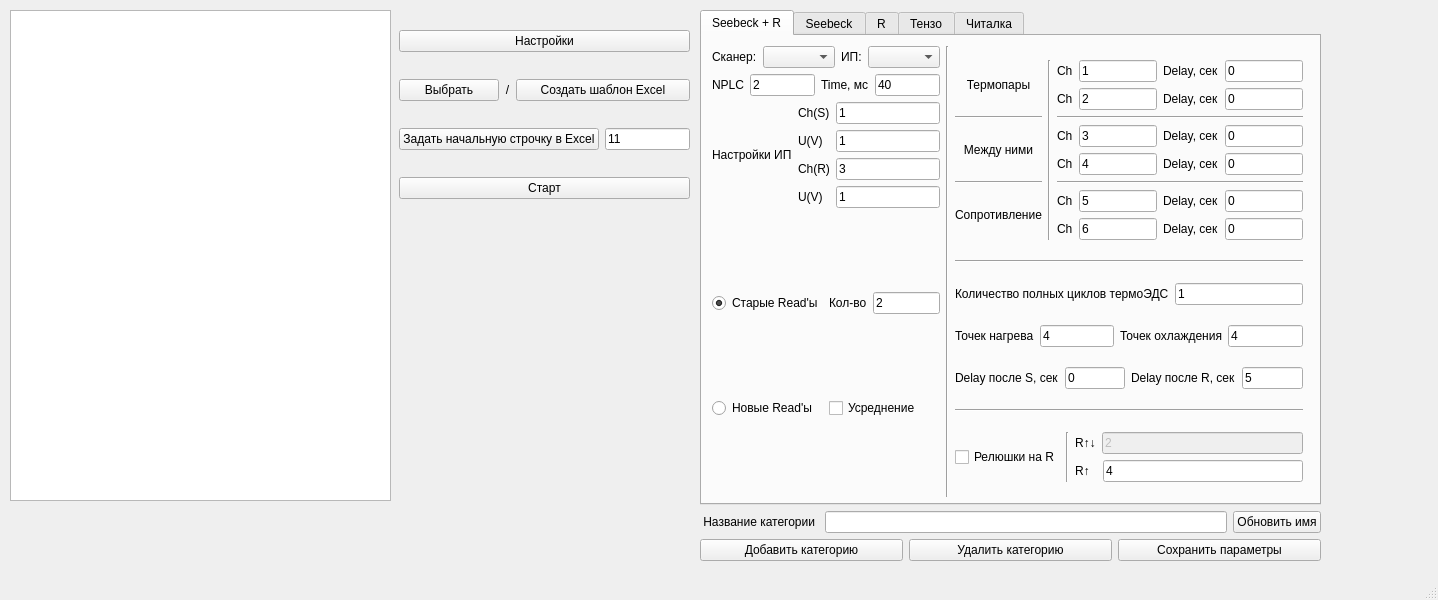
The window that assets/mainIIC2.ui (JuustR/IIC) describes before a commit, drawn with Qt 5.
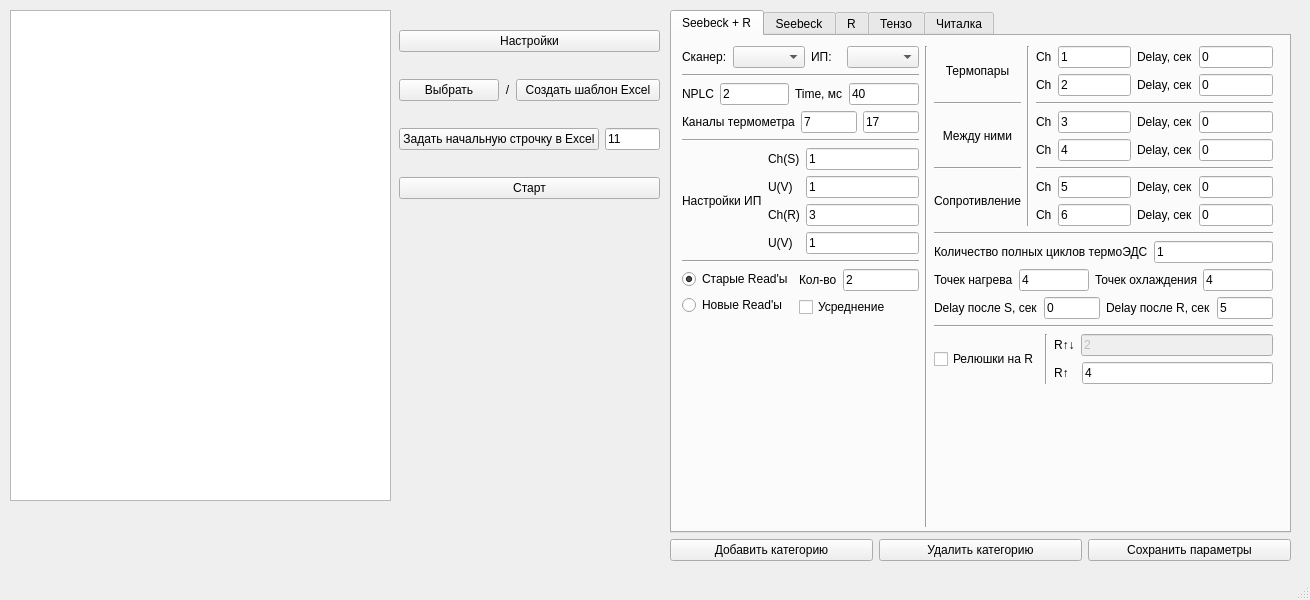
The same window after the commit.

Diff of the .ui file:
```diff
--- a/assets/mainIIC2.ui
+++ b/assets/mainIIC2.ui
@@ -6,10 +6,16 @@
    <rect>
     <x>0</x>
     <y>0</y>
-    <width>1438</width>
+    <width>1310</width>
     <height>600</height>
    </rect>
   </property>
+  <property name="maximumSize">
+   <size>
+    <width>1438</width>
+    <height>600</height>
+   </size>
+  </property>
   <property name="windowTitle">
    <string>MainWindow</string>
   </property>
@@ -22,7 +28,7 @@
      <rect>
       <x>399</x>
       <y>9</y>
-      <width>291</width>
+      <width>261</width>
       <height>211</height>
      </rect>
     </property>
@@ -126,7 +132,7 @@
    <widget class="QWidget" name="verticalLayoutWidget_2">
     <property name="geometry">
      <rect>
-      <x>700</x>
+      <x>670</x>
       <y>10</y>
       <width>621</width>
       <height>551</height>
@@ -160,7 +166,7 @@
            <x>10</x>
            <y>10</y>
            <width>591</width>
-           <height>451</height>
+           <height>481</height>
           </rect>
          </property>
          <layout class="QHBoxLayout" name="horizontalLayout_3">
@@ -196,6 +202,13 @@
               </item>
              </layout>
             </item>
+            <item>
+             <widget class="Line" name="line_10">
+              <property name="orientation">
+               <enum>Qt::Horizontal</enum>
+              </property>
+             </widget>
+            </item>
             <item>
              <layout class="QHBoxLayout" name="horizontalLayout_10">
               <item>
@@ -232,7 +245,39 @@
              </layout>
             </item>
             <item>
-             <layout class="QHBoxLayout" name="horizontalLayout_20">
+             <layout class="QHBoxLayout" name="horizontalLayout" stretch="0,0,0">
+              <item>
+               <widget class="QLabel" name="label_2">
+                <property name="text">
+                 <string>Каналы термометра</string>
+                </property>
+               </widget>
+              </item>
+              <item>
+               <widget class="QLineEdit" name="ChTerm">
+                <property name="text">
+                 <string>7</string>
+                </property>
+               </widget>
+              </item>
+              <item>
+               <widget class="QLineEdit" name="ChTerm2">
+                <property name="text">
+                 <string>17</string>
+                </property>
+               </widget>
+              </item>
+             </layout>
+            </item>
+            <item>
+             <widget class="Line" name="line_12">
+              <property name="orientation">
+               <enum>Qt::Horizontal</enum>
+              </property>
+             </widget>
+            </item>
+            <item>
+             <layout class="QHBoxLayout" name="horizontalLayout_20" stretch="0,0">
               <item>
                <layout class="QVBoxLayout" name="verticalLayout_9">
                 <item>
@@ -323,7 +368,14 @@
              </layout>
             </item>
             <item>
-             <layout class="QHBoxLayout" name="horizontalLayout_21">
+             <widget class="Line" name="line_11">
+              <property name="orientation">
+               <enum>Qt::Horizontal</enum>
+              </property>
+             </widget>
+            </item>
+            <item>
+             <layout class="QHBoxLayout" name="horizontalLayout_21" stretch="0,0">
               <item>
                <layout class="QVBoxLayout" name="verticalLayout_12">
                 <item>
@@ -379,6 +431,19 @@
               </item>
              </layout>
             </item>
+            <item>
+             <spacer name="verticalSpacer_2">
+              <property name="orientation">
+               <enum>Qt::Vertical</enum>
+              </property>
+              <property name="sizeHint" stdset="0">
+               <size>
+                <width>20</width>
+                <height>40</height>
+               </size>
+              </property>
+             </spacer>
+            </item>
            </layout>
           </item>
           <item>
@@ -838,6 +903,19 @@
               </item>
              </layout>
             </item>
+            <item>
+             <spacer name="verticalSpacer">
+              <property name="orientation">
+               <enum>Qt::Vertical</enum>
+              </property>
+              <property name="sizeHint" stdset="0">
+               <size>
+                <width>20</width>
+                <height>40</height>
+               </size>
+              </property>
+             </spacer>
+            </item>
            </layout>
           </item>
          </layout>
@@ -878,30 +956,6 @@
        </widget>
       </widget>
      </item>
-     <item>
-      <layout class="QHBoxLayout" name="horizontalLayout">
-       <item>
-        <widget class="QLabel" name="label_2">
-         <property name="contextMenuPolicy">
-          <enum>Qt::PreventContextMenu</enum>
-         </property>
-         <property name="text">
-          <string> Название категории </string>
-         </property>
-        </widget>
-       </item>
-       <item>
-        <widget class="QLineEdit" name="lineEdit"/>
-       </item>
-       <item>
-        <widget class="QPushButton" name="pushButton">
-         <property name="text">
-          <string>Обновить имя</string>
-         </property>
-        </widget>
-       </item>
-      </layout>
-     </item>
      <item>
       <layout class="QHBoxLayout" name="horizontalLayout_2">
        <item>
```
Left out of the diff: 62 changed lines with no effect on the pictures.
